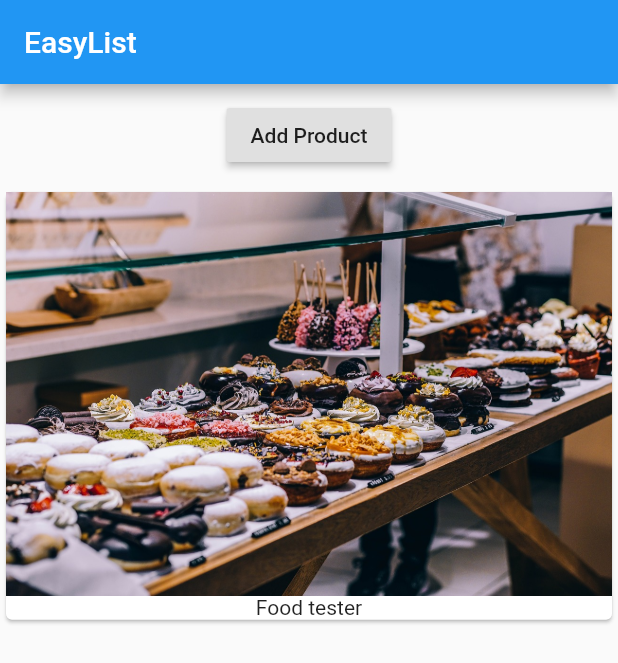
After one commit to jgabrielgv/flutter_course, a Flutter app: the screen it shows after launch, on a phone screen of 412 x 824 dp. The commit adds this screen. Shown: the top 663 px of the screen. Run offline on Flutter 3.47's test engine with Material 2 defaults, Android fonts, the phone set to English and light mode, and no system bars.

Commit message:
splitting components

```diff
--- a/lib/main.dart
+++ b/lib/main.dart
@@ -1,18 +1,9 @@
 import 'package:flutter/material.dart';
+import './product_manager.dart';
 
-main() => runApp(MyApp());
+void main() => runApp(MyApp());
 
-class MyApp extends StatefulWidget {
-  @override
-  State<StatefulWidget> createState() {
-    // TODO: implement createState
-    return _MyAppState();
-  }
-}
-
-class _MyAppState extends State<MyApp> {
-  List<String> _products = ['Food tester'];
-
+class MyApp extends StatelessWidget {
   @override
   Widget build(BuildContext context) {
     // TODO: implement build
@@ -21,33 +12,7 @@ class _MyAppState extends State<MyApp> {
         appBar: AppBar(
           title: Text('EasyList'),
         ),
-        body: Column(
-          children: <Widget>[
-            Container(
-              margin: EdgeInsets.all(10.0),
-              child: RaisedButton(
-                onPressed: () {
-                  setState(() {
-                    _products.add('Advanced Food Tester');
-                  });
-                },
-                child: Text('Add Product'),
-              ),
-            ),
-            Column(
-              children: _products
-                  .map((element) => Card(
-                        child: Column(
-                          children: <Widget>[
-                            Image.asset('assets/food.jpg'),
-                            Text(element)
-                          ],
-                        ),
-                      ))
-                  .toList(),
-            )
-          ],
-        ),
+        body: ProductManager(),
       ),
     );
   }
--- /dev/null
+++ b/lib/product_manager.dart
@@ -0,0 +1,33 @@
+import 'package:flutter/material.dart';
+import './products.dart';
+
+class ProductManager extends StatefulWidget {
+  @override
+  State<StatefulWidget> createState() {
+    // TODO: implement createState
+    return _ProductManagerState();
+  }
+}
+
+class _ProductManagerState extends State<ProductManager> {
+  List<String> _products = ['Food tester'];
+
+  @override
+  Widget build(BuildContext context) {
+    // TODO: implement build
+    return Column(children: <Widget>[
+      Container(
+        margin: EdgeInsets.all(10.0),
+        child: RaisedButton(
+          onPressed: () {
+            setState(() {
+              _products.add('Advanced Food Tester');
+            });
+          },
+          child: Text('Add Product'),
+        ),
+      ),
+      Products(_products)
+    ]);
+  }
+}
--- /dev/null
+++ b/lib/products.dart
@@ -0,0 +1,24 @@
+import 'package:flutter/material.dart';
+
+class Products extends StatelessWidget {
+  final List<String> products;
+
+  Products(this.products);
+
+  @override
+  Widget build(BuildContext context) {
+    // TODO: implement build
+    return Column(
+      children: products
+          .map((element) => Card(
+                child: Column(
+                  children: <Widget>[
+                    Image.asset('assets/food.jpg'),
+                    Text(element)
+                  ],
+                ),
+              ))
+          .toList(),
+    );
+  }
+}
```
